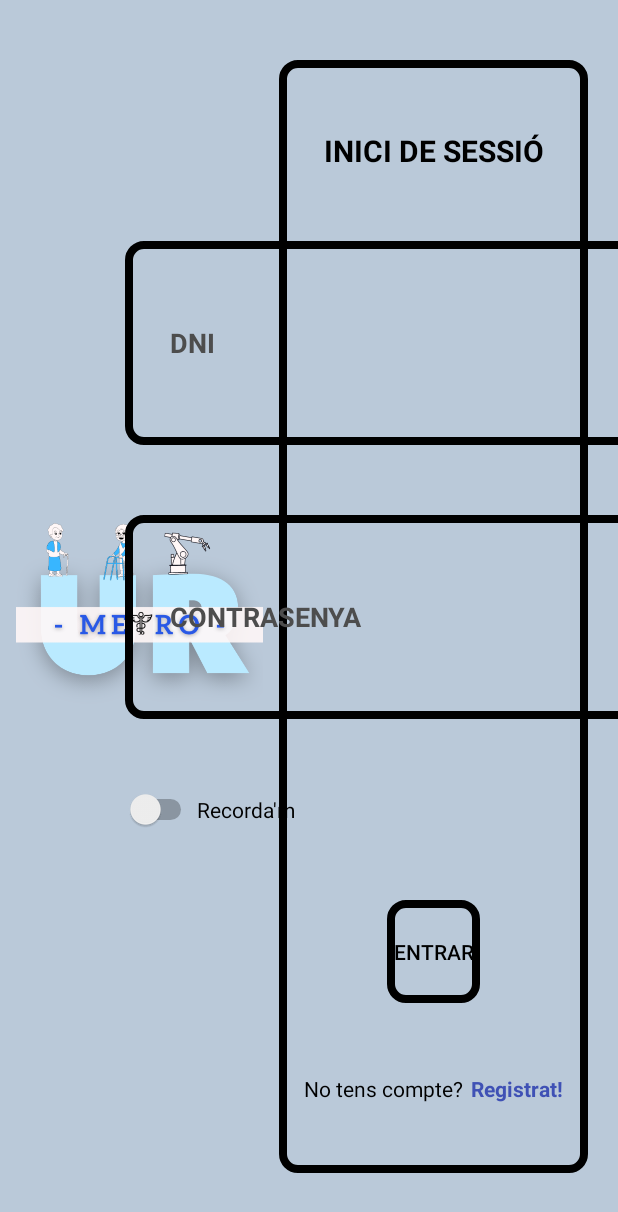
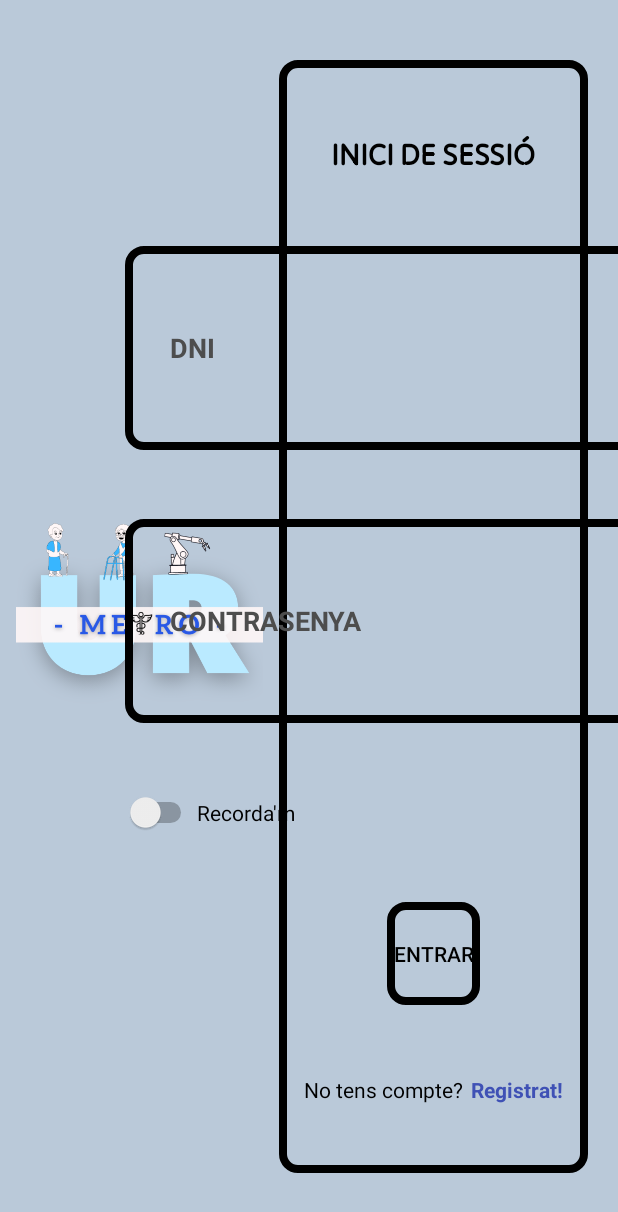
Before and after one commit to Jordiii5/URMETRO_APP, an Android app: the fragment IniciarSessioFragment shown on its own in the app's theme, on a phone screen of 412 x 824 dp. Shown: the top 1212 px of the screen. Run offline under Robolectric (Android 15) with nearby library versions, the phone set to English and light mode, and no system bars.

Commit message:
afegir font

```diff
--- a/app/src/main/res/layout/fragment_iniciar_sessio.xml
+++ b/app/src/main/res/layout/fragment_iniciar_sessio.xml
@@ -45,6 +45,7 @@
         android:textColor="@color/black"
         android:textStyle="bold"
         android:textSize="20dp"
+        android:fontFamily="@font/tilt_neon"
         android:textAlignment="center"
 
         />
@@ -68,6 +69,7 @@
         android:background="@drawable/rectangle_registre"
         />
 
+
     <EditText
         android:id="@+id/contrasenya_field"
         android:layout_width="wrap_content"
@@ -78,6 +80,8 @@
         app:layout_constraintTop_toBottomOf="@id/dni_field"
         app:layout_constraintBottom_toTopOf="@id/login_switch"
         android:hint="CONTRASENYA"
+        app:passwordToggleEnabled="true"
+        android:password="true"
         android:textColorHint="@color/hintColor"
         android:textColor="@color/black"
         android:textStyle="bold"
@@ -85,6 +89,7 @@
         android:paddingLeft="30dp"
         android:background="@drawable/rectangle_registre"
         />
+
 
     <Switch
         android:id="@+id/login_switch"
```
Also changed, not shown: app/src/main/res/font/tilt_neon.ttf (added).
